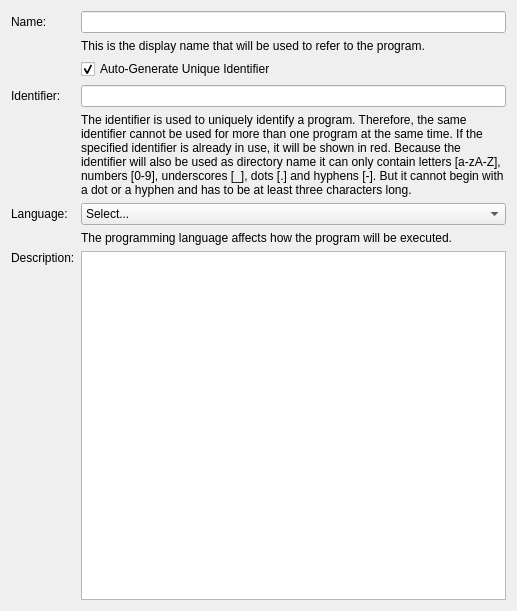
Tinkerforge/brickv, file src/brickv/plugin_system/plugins/red/ui/program_page_general.ui: the form before one commit.
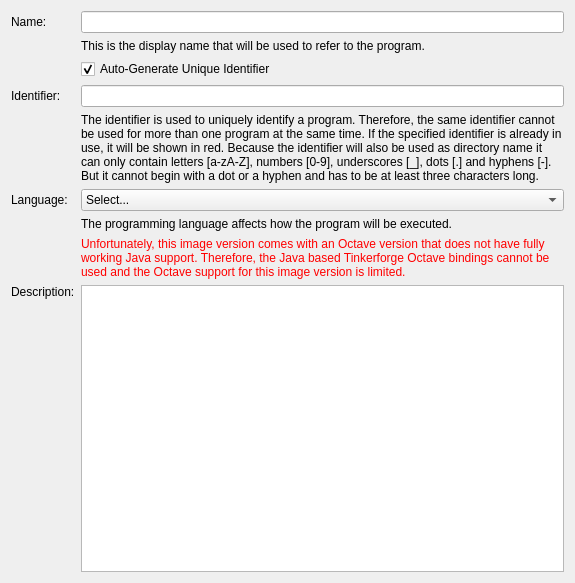
The form after the commit.

Commit message: red-brick: Add hint about limited Octave support in image version 1.4

Patch:
```diff
--- a/src/brickv/plugin_system/plugins/red/ui/program_page_general.ui
+++ b/src/brickv/plugin_system/plugins/red/ui/program_page_general.ui
@@ -6,8 +6,8 @@
    <rect>
     <x>0</x>
     <y>0</y>
-    <width>517</width>
-    <height>611</height>
+    <width>575</width>
+    <height>583</height>
    </rect>
   </property>
   <property name="windowTitle">
@@ -184,10 +184,10 @@
        </property>
       </widget>
      </item>
-     <item row="7" column="1">
+     <item row="8" column="1">
       <widget class="QPlainTextEdit" name="text_description"/>
      </item>
-     <item row="7" column="0">
+     <item row="8" column="0">
       <widget class="QLabel" name="label_description">
        <property name="text">
         <string>Description:</string>
@@ -200,6 +200,19 @@
        </property>
       </widget>
      </item>
+     <item row="7" column="1">
+      <widget class="QLabel" name="label_octave">
+       <property name="styleSheet">
+        <string notr="true">QLabel { color : red }</string>
+       </property>
+       <property name="text">
+        <string>Unfortunately, this image version comes with an Octave version that does not have fully working Java support. Therefore, the Java based Tinkerforge Octave bindings cannot be used and the Octave support for this image version is limited.</string>
+       </property>
+       <property name="wordWrap">
+        <bool>true</bool>
+       </property>
+      </widget>
+     </item>
     </layout>
    </item>
   </layout>
```
The commit also changes 1 other file.
